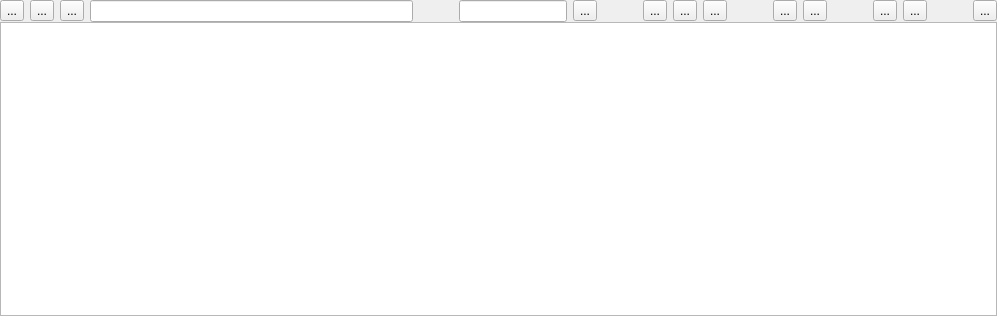
OpenFairWind/FairWindSK, file ui/mydata/Files.ui: the form before one commit.
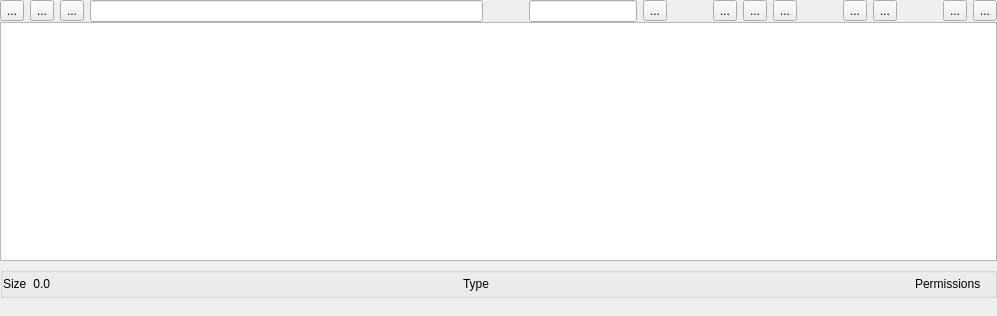
The form after the commit. Icons and pictures are not drawn.

Commit message: New ImageViewer integration

Patch:
```diff
--- a/ui/mydata/Files.ui
+++ b/ui/mydata/Files.ui
@@ -44,17 +44,6 @@
       <property name="bottomMargin">
        <number>0</number>
       </property>
-      <item>
-       <widget class="QToolButton" name="toolButton_Home">
-        <property name="text">
-         <string>...</string>
-        </property>
-        <property name="icon">
-         <iconset resource="../../resources.qrc">
-          <normaloff>:/resources/svg/OpenBridge/home.svg</normaloff>:/resources/svg/OpenBridge/home.svg</iconset>
-        </property>
-       </widget>
-      </item>
       <item>
        <widget class="QToolButton" name="toolButton_Back">
         <property name="text">
@@ -77,6 +66,17 @@
         </property>
        </widget>
       </item>
+      <item>
+       <widget class="QToolButton" name="toolButton_Home">
+        <property name="text">
+         <string>...</string>
+        </property>
+        <property name="icon">
+         <iconset resource="../../resources.qrc">
+          <normaloff>:/resources/svg/OpenBridge/home.svg</normaloff>:/resources/svg/OpenBridge/home.svg</iconset>
+        </property>
+       </widget>
+      </item>
       <item>
        <widget class="QLineEdit" name="lineEdit_Path">
         <property name="sizePolicy">
@@ -91,7 +91,7 @@
        </widget>
       </item>
       <item>
-       <spacer name="horizontalSpacer">
+       <spacer name="horizontalSpacer_1">
         <property name="orientation">
          <enum>Qt::Orientation::Horizontal</enum>
         </property>
@@ -225,30 +225,6 @@
         </property>
        </widget>
       </item>
-      <item>
-       <spacer name="horizontalSpacer_5">
-        <property name="orientation">
-         <enum>Qt::Orientation::Horizontal</enum>
-        </property>
-        <property name="sizeHint" stdset="0">
-         <size>
-          <width>40</width>
-          <height>20</height>
-         </size>
-        </property>
-       </spacer>
-      </item>
-      <item>
-       <widget class="QToolButton" name="toolButton_CloseTab">
-        <property name="text">
-         <string>...</string>
-        </property>
-        <property name="icon">
-         <iconset resource="../../resources.qrc">
-          <normaloff>:/resources/svg/OpenBridge/close-google.svg</normaloff>:/resources/svg/OpenBridge/close-google.svg</iconset>
-        </property>
-       </widget>
-      </item>
      </layout>
     </widget>
    </item>
@@ -282,8 +258,8 @@
           </property>
           <property name="iconSize">
            <size>
-            <width>32</width>
-            <height>32</height>
+            <width>64</width>
+            <height>64</height>
            </size>
           </property>
           <property name="movement">
@@ -298,11 +274,11 @@
           <property name="gridSize">
            <size>
             <width>128</width>
-            <height>48</height>
+            <height>96</height>
            </size>
           </property>
           <property name="viewMode">
-           <enum>QListView::ViewMode::ListMode</enum>
+           <enum>QListView::ViewMode::IconMode</enum>
           </property>
           <property name="modelColumn">
            <number>0</number>
@@ -318,11 +294,114 @@
           </property>
          </widget>
         </item>
+        <item>
+         <widget class="QGroupBox" name="groupBox_ItemInfo">
+          <property name="title">
+           <string/>
+          </property>
+          <layout class="QHBoxLayout" name="horizontalLayout_ItemInfo">
+           <property name="leftMargin">
+            <number>0</number>
+           </property>
+           <property name="topMargin">
+            <number>0</number>
+           </property>
+           <property name="rightMargin">
+            <number>0</number>
+           </property>
+           <property name="bottomMargin">
+            <number>0</number>
+           </property>
+           <item>
+            <widget class="QLabel" name="label_textSize">
+             <property name="text">
+              <string>Size</string>
+             </property>
+            </widget>
+           </item>
+           <item>
+            <widget class="QLabel" name="label_Size">
+             <property name="text">
+              <string>0.0</string>
+             </property>
+             <property name="alignment">
+              <set>Qt::AlignmentFlag::AlignRight|Qt::AlignmentFlag::AlignTrailing|Qt::AlignmentFlag::AlignVCenter</set>
+             </property>
+            </widget>
+           </item>
+           <item>
+            <spacer name="horizontalSpacer">
+             <property name="orientation">
+              <enum>Qt::Orientation::Horizontal</enum>
+             </property>
+             <property name="sizeHint" stdset="0">
+              <size>
+               <width>40</width>
+               <height>20</height>
+              </size>
+             </property>
+            </spacer>
+           </item>
+           <item>
+            <widget class="QLabel" name="label_textType">
+             <property name="text">
+              <string>Type</string>
+             </property>
+            </widget>
+           </item>
+           <item>
+            <widget class="QLabel" name="label_Type">
+             <property name="text">
+              <string/>
+             </property>
+             <property name="alignment">
+              <set>Qt::AlignmentFlag::AlignRight|Qt::AlignmentFlag::AlignTrailing|Qt::AlignmentFlag::AlignVCenter</set>
+             </property>
+            </widget>
+           </item>
+           <item>
+            <spacer name="horizontalSpacer_5">
+             <property name="orientation">
+              <enum>Qt::Orientation::Horizontal</enum>
+             </property>
+             <property name="sizeHint" stdset="0">
+              <size>
+               <width>40</width>
+               <height>20</height>
+              </size>
+             </property>
+            </spacer>
+           </item>
+           <item>
+            <widget class="QLabel" name="label_textPermissions">
+             <property name="text">
+              <string>Permissions</string>
+             </property>
+            </widget>
+           </item>
+           <item>
+            <widget class="QLabel" name="label_Permissions">
+             <property name="text">
+              <string/>
+             </property>
+             <property name="alignment">
+              <set>Qt::AlignmentFlag::AlignRight|Qt::AlignmentFlag::AlignTrailing|Qt::AlignmentFlag::AlignVCenter</set>
+             </property>
+            </widget>
+           </item>
+          </layout>
+         </widget>
+        </item>
        </layout>
       </item>
      </layout>
     </widget>
    </item>
+   <item>
+    <widget class="QWidget" name="group_Content" native="true">
+     <layout class="QVBoxLayout" name="verticalLayout_3"/>
+    </widget>
+   </item>
   </layout>
  </widget>
  <resources>
```
The commit also changes 2 other files.
